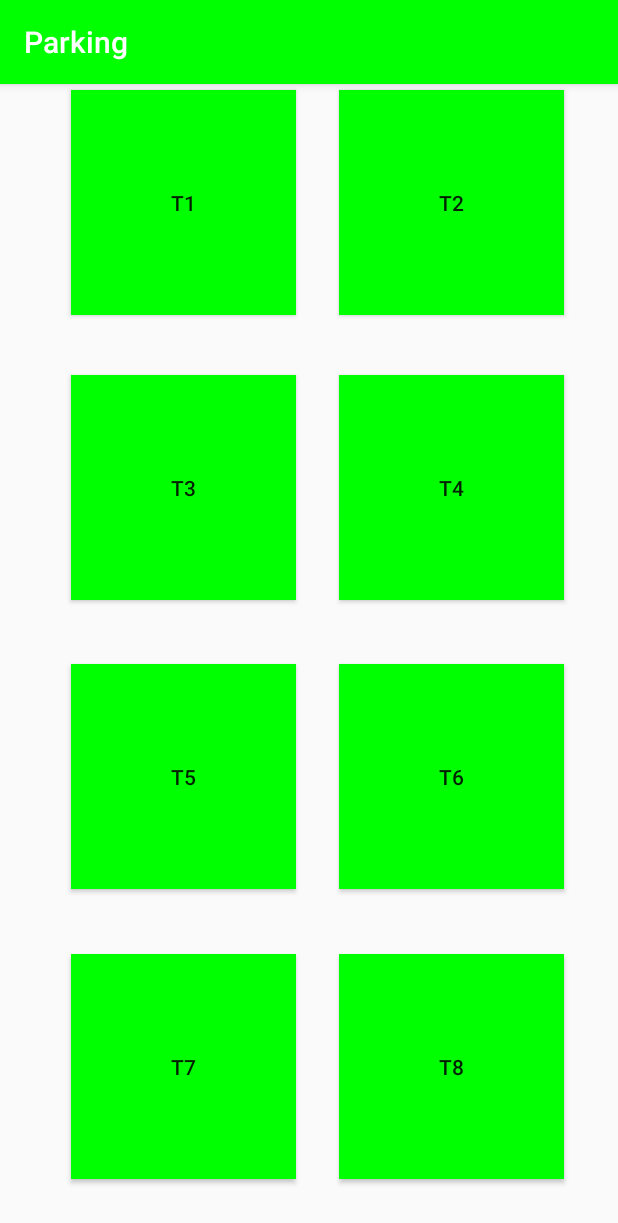
After one commit to aparajitj/Parking_1, an Android app: the TwoW screen opened directly, with no data from a screen before it, on a phone screen of 412 x 824 dp. The commit adds this screen. Shown: the top 1223 px of the screen. Run offline under Robolectric (Android 15) with nearby library versions, the phone set to English and light mode, and no system bars.

Commit message:
Parking app

```diff
--- a/app/src/main/AndroidManifest.xml
+++ b/app/src/main/AndroidManifest.xml
@@ -12,7 +12,8 @@
         android:roundIcon="@mipmap/ic_launcher_round"
         android:supportsRtl="true"
         android:theme="@style/AppTheme">
-        <activity android:name=".Handicapped"></activity>
+        <activity android:name=".TwoW"></activity>
+        <activity android:name=".Handicapped" />
         <activity android:name=".Faculty" />
         <activity android:name=".Students" />
         <activity
--- /dev/null
+++ b/app/src/main/java/com/example/parking/TwoW.java
@@ -0,0 +1,122 @@
+package com.example.parking;
+
+import androidx.appcompat.app.AppCompatActivity;
+
+import android.graphics.Color;
+import android.os.Bundle;
+import android.view.View;
+import android.widget.Button;
+
+public class TwoW extends AppCompatActivity {
+
+    @Override
+    protected void onCreate(Bundle savedInstanceState) {
+        super.onCreate(savedInstanceState);
+        setContentView(R.layout.activity_two_w);
+        final Button F1=(Button)findViewById( R.id.F1);
+        F1.setOnClickListener(new View.OnClickListener() {
+            int xyz=0;
+            public void onClick(View v) {
+                if (xyz==0) {
+                    F1.setBackgroundColor(Color.RED);
+                    xyz=1;
+                }else {
+                    F1.setBackgroundColor(Color.GREEN);
+                    xyz = 0;
+                }
+            }
+        });
+        final Button F2=(Button)findViewById( R.id.F2);
+        F2.setOnClickListener(new View.OnClickListener() {
+            int xyz=0;
+            public void onClick(View v) {
+                if (xyz==0) {
+                    F2.setBackgroundColor(Color.RED);
+                    xyz=1;
+                }else {
+                    F2.setBackgroundColor(Color.GREEN);
+                    xyz = 0;
+                }
+            }
+        });
+        final Button E2=(Button)findViewById( R.id.E2);
+        E2.setOnClickListener(new View.OnClickListener() {
+            int xyz=0;
+            public void onClick(View v) {
+                if (xyz==0) {
+                    E2.setBackgroundColor(Color.RED);
+                    xyz=1;
+                }else {
+                    E2.setBackgroundColor(Color.GREEN);
+                    xyz = 0;
+                }
+            }
+        });
+        final Button E1=(Button)findViewById( R.id.E1);
+        E1.setOnClickListener(new View.OnClickListener() {
+            int xyz=0;
+            public void onClick(View v) {
+
+                if (xyz==0) {
+                    E1.setBackgroundColor(Color.RED);
+                    xyz=1;
+                }else {
+                    E1.setBackgroundColor(Color.GREEN);
+                    xyz = 0;
+                }
+            }
+        });
+        final Button G1=(Button)findViewById( R.id.G1);
+        G1.setOnClickListener(new View.OnClickListener() {
+            int xyz=0;
+            public void onClick(View v) {
+                if (xyz==0) {
+                    G1.setBackgroundColor(Color.RED);
+                    xyz=1;
+                }else {
+                    G1.setBackgroundColor(Color.GREEN);
+                    xyz = 0;
+                }
+            }
+        });
+        final Button G2=(Button)findViewById( R.id.G2);
+        G2.setOnClickListener(new View.OnClickListener() {
+            int xyz=0;
+            public void onClick(View v) {
+                if (xyz==0) {
+                    G2.setBackgroundColor(Color.RED);
+                    xyz=1;
+                }else {
+                    G2.setBackgroundColor(Color.GREEN);
+                    xyz = 0;
+                }
+            }
+        });
+        final Button H2=(Button)findViewById( R.id.H2);
+        H2.setOnClickListener(new View.OnClickListener() {
+            int xyz=0;
+            public void onClick(View v) {
+                if (xyz==0) {
+                    H2.setBackgroundColor(Color.RED);
+                    xyz=1;
+                }else {
+                    H2.setBackgroundColor(Color.GREEN);
+                    xyz = 0;
+                }
+            }
+        });
+        final Button H1=(Button)findViewById( R.id.H1);
+        H1.setOnClickListener(new View.OnClickListener() {
+            int xyz=0;
+            public void onClick(View v) {
+                if (xyz==0) {
+                    H1.setBackgroundColor(Color.RED);
+                    xyz=1;
+                }else {
+                    H1.setBackgroundColor(Color.GREEN);
+                    xyz = 0;
+                }
+            }
+        });
+    }
+}
--- /dev/null
+++ b/app/src/main/res/layout/activity_two_w.xml
@@ -0,0 +1,121 @@
+<?xml version="1.0" encoding="utf-8"?>
+<androidx.constraintlayout.widget.ConstraintLayout xmlns:android="http://schemas.android.com/apk/res/android"
+    xmlns:app="http://schemas.android.com/apk/res-auto"
+    xmlns:tools="http://schemas.android.com/tools"
+    android:layout_width="match_parent"
+    android:layout_height="match_parent"
+    tools:context=".TwoW">
+
+    <Button
+        android:id="@+id/E2"
+        android:layout_width="150dp"
+        android:layout_height="150dp"
+        android:background="@color/colorPrimary"
+        android:text="T2"
+
+        app:layout_constraintBottom_toBottomOf="parent"
+        app:layout_constraintEnd_toEndOf="parent"
+        app:layout_constraintHorizontal_bias="0.862"
+        app:layout_constraintStart_toStartOf="parent"
+        app:layout_constraintTop_toTopOf="parent"
+        app:layout_constraintVertical_bias="0.007" />
+
+    <Button
+        android:id="@+id/E1"
+        android:layout_width="150dp"
+        android:layout_height="150dp"
+        android:background="@color/colorPrimary"
+        android:text="T1"
+
+        app:layout_constraintBottom_toBottomOf="parent"
+        app:layout_constraintEnd_toEndOf="parent"
+        app:layout_constraintHorizontal_bias="0.18"
+        app:layout_constraintStart_toStartOf="parent"
+        app:layout_constraintTop_toTopOf="parent"
+        app:layout_constraintVertical_bias="0.007" />
+
+    <Button
+        android:id="@+id/F2"
+        android:layout_width="150dp"
+        android:layout_height="150dp"
+        android:background="@color/colorPrimary"
+        android:text="T4"
+
+        app:layout_constraintBottom_toBottomOf="parent"
+        app:layout_constraintEnd_toEndOf="parent"
+        app:layout_constraintHorizontal_bias="0.862"
+        app:layout_constraintStart_toStartOf="parent"
+        app:layout_constraintTop_toTopOf="parent"
+        app:layout_constraintVertical_bias="0.314" />
+
+    <Button
+        android:id="@+id/G2"
+        android:layout_width="150dp"
+        android:layout_height="150dp"
+        android:background="@color/colorPrimary"
+        android:text="T6"
+
+        app:layout_constraintBottom_toBottomOf="parent"
+        app:layout_constraintEnd_toEndOf="parent"
+        app:layout_constraintHorizontal_bias="0.862"
+        app:layout_constraintStart_toStartOf="parent"
+        app:layout_constraintTop_toTopOf="parent"
+        app:layout_constraintVertical_bias="0.626" />
+
+    <Button
+        android:id="@+id/H2"
+        android:layout_width="150dp"
+        android:layout_height="150dp"
+        android:background="@color/colorPrimary"
+        android:text="T8"
+
+        app:layout_constraintBottom_toBottomOf="parent"
+        app:layout_constraintEnd_toEndOf="parent"
+        app:layout_constraintHorizontal_bias="0.862"
+        app:layout_constraintStart_toStartOf="parent"
+        app:layout_constraintTop_toTopOf="parent"
+        app:layout_constraintVertical_bias="0.939" />
+
+    <Button
+        android:id="@+id/H1"
+        android:layout_width="150dp"
+        android:layout_height="150dp"
+        android:background="@color/colorPrimary"
+        android:text="T7"
+
+        app:layout_constraintBottom_toBottomOf="parent"
+        app:layout_constraintEnd_toEndOf="parent"
+        app:layout_constraintHorizontal_bias="0.18"
+        app:layout_constraintStart_toStartOf="parent"
+        app:layout_constraintTop_toTopOf="parent"
+        app:layout_constraintVertical_bias="0.939" />
+
+    <Button
+        android:id="@+id/G1"
+        android:layout_width="150dp"
+        android:layout_height="150dp"
+        android:background="@color/colorPrimary"
+        android:text="T5"
+
+        app:layout_constraintBottom_toBottomOf="parent"
+        app:layout_constraintEnd_toEndOf="parent"
+        app:layout_constraintHorizontal_bias="0.18"
+        app:layout_constraintStart_toStartOf="parent"
+        app:layout_constraintTop_toTopOf="parent"
+        app:layout_constraintVertical_bias="0.626" />
+
+    <Button
+        android:id="@+id/F1"
+        android:layout_width="150dp"
+        android:layout_height="150dp"
+        android:background="@color/colorPrimary"
+        android:text="T3"
+
+        app:layout_constraintBottom_toBottomOf="parent"
+        app:layout_constraintEnd_toEndOf="parent"
+        app:layout_constraintHorizontal_bias="0.18"
+        app:layout_constraintStart_toStartOf="parent"
+        app:layout_constraintTop_toTopOf="parent"
+        app:layout_constraintVertical_bias="0.314" />
+
+</androidx.constraintlayout.widget.ConstraintLayout>
```
Also changed, not shown: app/src/main/java/com/example/parking/MainActivity.java (+12 -0 lines), app/src/main/res/layout/content_main.xml (+11 -0 lines).
